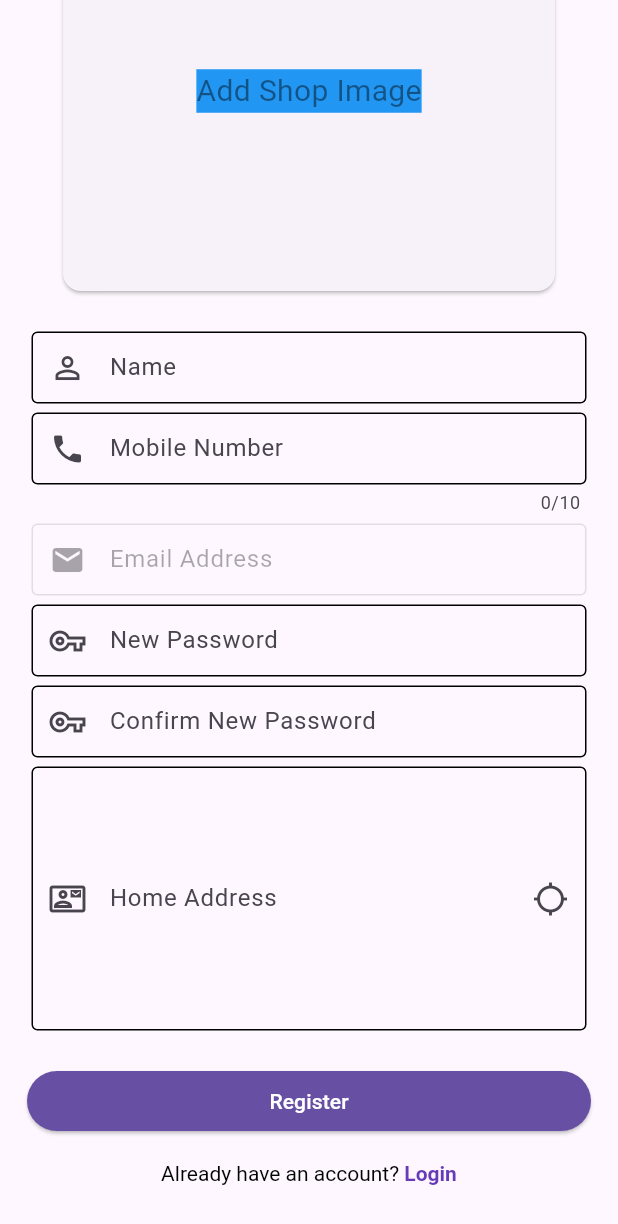
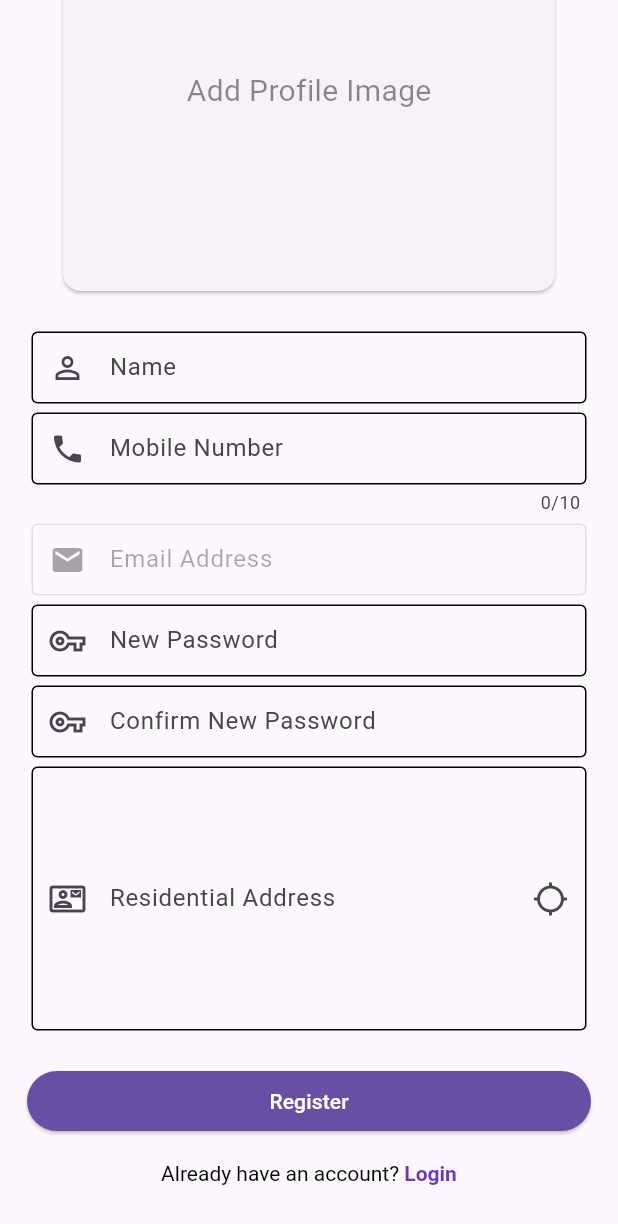
Before and after one commit to rudranshsinghmahra/DeliveryPersonGroceryApp, a Flutter app: the RegistrationScreen screen opened by its route, on a phone screen of 412 x 824 dp. Shown: the top 1224 px of the screen. Run offline on Flutter 3.47's test engine with Material 3 defaults, Android fonts, the light colour scheme and no system bars; our stand-ins replace awesome_dialog, chips_choice, cloud_firestore, email_validator, firebase_auth, firebase_core and 6 more; missing offline and left inert: flutter_phone_direct_caller, map_launcher; accounts and stored records are empty.

Commit message:
changes done to improve user interface

```diff
--- a/lib/screens/login_screen.dart
+++ b/lib/screens/login_screen.dart
@@ -191,11 +191,11 @@ class _LoginScreenState extends State<LoginScreen> {
                         },
                         child: isLoading
                             ? const Center(
-                                child: LinearProgressIndicator(),
+                                child: LinearProgressIndicator(color: Colors.white,),
                               )
-                            : const Text(
+                            : Text(
                                 "Login",
-                                style: TextStyle(fontSize: 20),
+                                style: TextStyle(fontSize: 20,color: Colors.white),
                               ),
                       ),
                     ),
--- a/lib/widgets/image_picker_screen.dart
+++ b/lib/widgets/image_picker_screen.dart
@@ -11,9 +11,10 @@ class ShopPicCard extends StatefulWidget {
 }
 
 class _ShopPicCardState extends State<ShopPicCard> {
+  File? image;
+
   @override
   Widget build(BuildContext context) {
-    File? image;
     final authData = Provider.of<AuthProvider>(context);
     final Size size = MediaQuery.of(context).size;
     return Padding(
@@ -23,8 +24,6 @@ class _ShopPicCardState extends State<ShopPicCard> {
           authData.getImage().then((value) {
             setState(() {
               image = value;
-              print("Image Url is $image");
-              print("Image Value is $value");
             });
             if (value != null) {
               authData.isPictureAvailable = true;
@@ -32,17 +31,17 @@ class _ShopPicCardState extends State<ShopPicCard> {
           });
         },
         child: SizedBox(
-          height: size.height/3,
-          width: size.width/1,
+          height: size.height / 3,
+          width: size.width / 1,
           child: Card(
-            child: image?.path != null
-                ? Image.asset(image!.path)
+            child: image != null
+                ? Image.file(image!,fit: BoxFit.fill,)
                 : Center(
-                    child: Container(
-                      color: Colors.blue,
-                      child: const Text(
-                        "Add Shop Image",
-                        style: TextStyle(fontSize: 20, color: Colors.black45),
+                    child: const Text(
+                      "Add Profile Image",
+                      style: TextStyle(
+                        fontSize: 20,
+                        color: Colors.black45,
                       ),
                     ),
                   ),
--- a/lib/widgets/register_form.dart
+++ b/lib/widgets/register_form.dart
@@ -7,7 +7,7 @@ import '../provider/auth_provider.dart';
 import '../screens/login_screen.dart';
 
 class RegisterForm extends StatefulWidget {
-  const RegisterForm({Key? key}) : super(key: key);
+  const RegisterForm({super.key});
 
   @override
   _RegisterFormState createState() => _RegisterFormState();
@@ -213,9 +213,6 @@ class _RegisterFormState extends State<RegisterForm> {
                       if (value!.isEmpty) {
                         return "Press Navigator Button";
                       }
-                      if (authData.shopLatitude == null) {
-                        return "Press Navigator Button";
-                      }
                       return null;
                     },
                     decoration: InputDecoration(
@@ -227,7 +224,7 @@ class _RegisterFormState extends State<RegisterForm> {
                               if (value != null) {
                                 setState(() {
                                   _addressTextEditingController.text =
-                                      "${authData.placeName}\n${authData.shopAddress}";
+                                      "${authData.shopAddress}";
                                 });
                               } else {
                                 showAlert(
@@ -238,7 +235,7 @@ class _RegisterFormState extends State<RegisterForm> {
                           icon: const Icon(Icons.location_searching),
                         ),
                         prefixIcon: const Icon(Icons.contact_mail_outlined),
-                        labelText: "Home Address",
+                        labelText: "Residential Address",
                         enabledBorder: const OutlineInputBorder(),
                         focusedBorder: OutlineInputBorder(
                           borderSide: BorderSide(
@@ -255,7 +252,7 @@ class _RegisterFormState extends State<RegisterForm> {
                     Expanded(
                       child: ElevatedButton(
                         style: ButtonStyle(
-                            backgroundColor: MaterialStateProperty.all(
+                            backgroundColor: WidgetStateProperty.all(
                                 Theme.of(context).primaryColor)),
                         onPressed: () {
                           if (authData.isPictureAvailable == true) {
@@ -273,7 +270,6 @@ class _RegisterFormState extends State<RegisterForm> {
                                   //Vendor is registered Successfully. Now upload Profile Pic to Firestore.
                                   uploadFile(authData.image!.path)
                                       .then((value) {
-                                    if (value != null) {
                                     //Save vendor details to database
                                     authData.saveDeliveryBoyDataToDatabase(
                                       url: value,
@@ -286,10 +282,6 @@ class _RegisterFormState extends State<RegisterForm> {
                                       formKey.currentState?.reset();
                                       isLoading = false;
                                     });
-                                    } else {
-                                      showAlert(
-                                          "Failed to upload Shop Profile Picture");
-                                    }
                                                                     });
                                 } else {
                                   //Registration Failed
--- a/pubspec.yaml
+++ b/pubspec.yaml
@@ -50,6 +50,7 @@ dependencies:
   map_launcher: ^3.5.0
   intl: ^0.20.1
   chips_choice: ^3.0.1
+  flutter_phone_direct_caller: ^2.2.1
 
 dev_dependencies:
   flutter_test:
```
Also changed, not shown: lib/provider/auth_provider.dart (+5 -5 lines), lib/screens/home_screen.dart (+6 -4 lines), lib/widgets/order_summary_card.dart (+16 -7 lines), pubspec.lock. Lines whose indentation alone changed are shown as unchanged.
